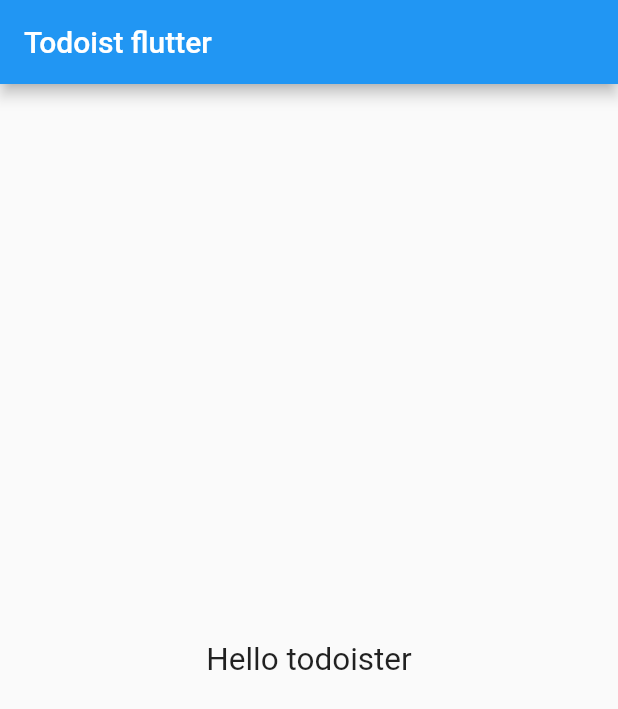
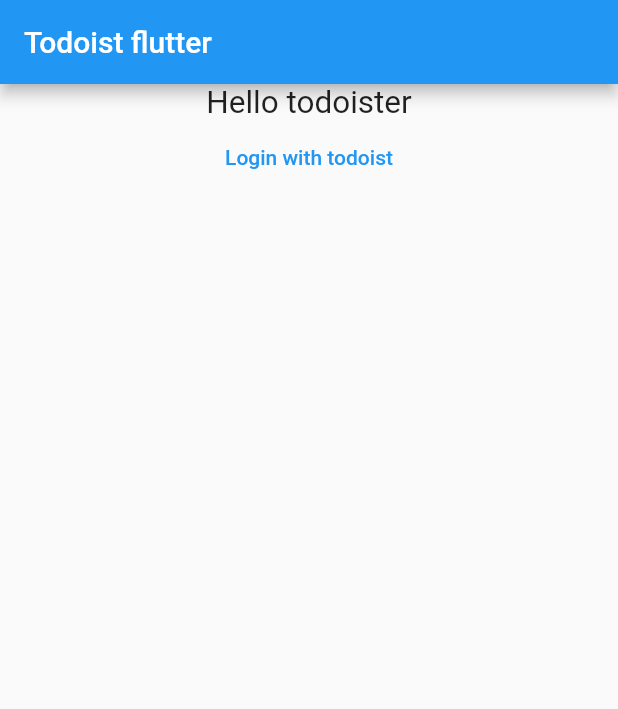
Before and after one commit to basunia/todoist_flutter, a Flutter app: the screen it shows after launch, on a phone screen of 412 x 824 dp. Shown: the top 709 px of the screen. Run offline on Flutter 3.47's test engine with Material 2 defaults, Android fonts, the phone set to English and light mode, and no system bars; drawn by our look-alikes of overlay_support; our stand-ins replace dio, pretty_dio_logger.

Commit message:
initial commit

```diff
--- a/lib/pages/Home.dart
+++ b/lib/pages/Home.dart
@@ -1,4 +1,5 @@
 import 'package:flutter/material.dart';
+import 'package:todoist_app/provider/auth_provider.dart';
 
 class Home extends StatefulWidget {
   @override
@@ -13,9 +14,20 @@ class _HomeState extends State<Home> {
         title: Text('Todoist flutter'),
       ),
       body: Center(
-        child: Text(
-          'Hello todoister',
-          textScaleFactor: 1.5,
+        child: Column(
+          children: [
+            Text(
+              'Hello todoister',
+              textScaleFactor: 1.5,
+            ),
+            TextButton(
+                style: ButtonStyle(
+                  foregroundColor:
+                      MaterialStateProperty.all<Color>(Colors.blue),
+                ),
+                child: Text('Login with todoist'),
+                onPressed: () => AuthProvider.of(context).oAuth2Login(() {})),
+          ],
         ),
       ),
     );
--- a/lib/provider/auth_provider.dart
+++ b/lib/provider/auth_provider.dart
@@ -1,5 +1,14 @@
 import 'package:flutter/widgets.dart';
+import 'package:provider/provider.dart';
 
 class AuthProvider extends ChangeNotifier {
-  AuthProvider() {}
+  static AuthProvider of(BuildContext context) {
+    return Provider.of<AuthProvider>(context, listen: false);
+  }
+
+  Function? callback;
+
+  void oAuth2Login(Function callback) {
+    this.callback = callback;
+  }
 }
--- a/pubspec.yaml
+++ b/pubspec.yaml
@@ -32,6 +32,8 @@ dependencies:
   overlay_support: ^1.2.0-nullsafety.0
   dio: ^4.0.0
   pretty_dio_logger: ^1.1.1
+  oauth2: ^2.0.0
+  flutter_dotenv: ^5.0.0
 
 dev_dependencies:
   flutter_test:
@@ -48,6 +50,8 @@ flutter:
   # the material Icons class.
   uses-material-design: true
 
+  assets:
+    - .env
   # To add assets to your application, add an assets section, like this:
   # assets:
   #   - images/a_dot_burr.jpeg
```
Also changed, not shown: pubspec.lock, 1 other file.
